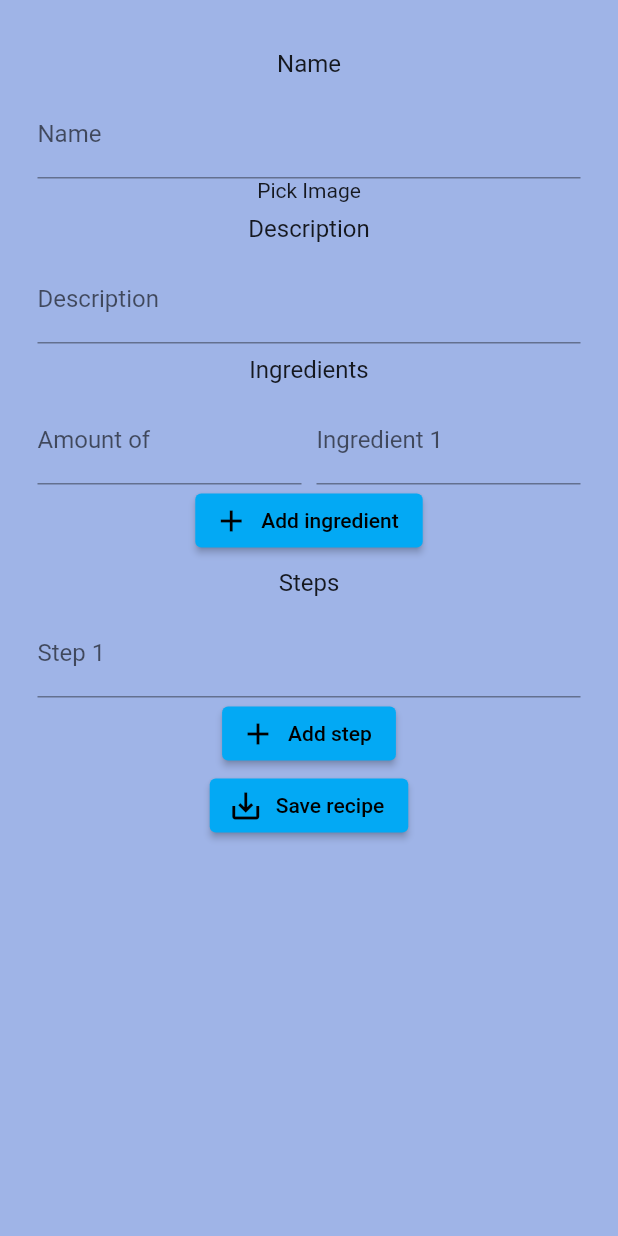
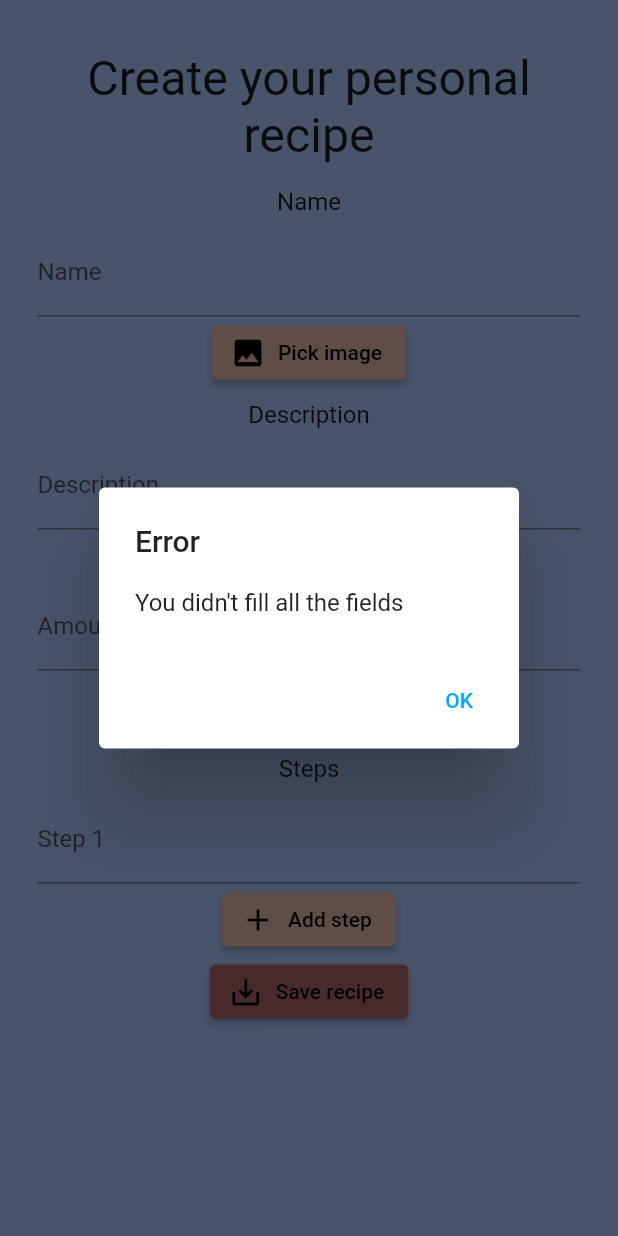
Before and after one commit to valeriiaradzivilo/cook_helper, a Flutter app: the CreateRecipeScreen screen opened directly, after a tap on "Add ingredient", after a tap on "Add step", after a tap on "Save recipe", on a phone screen of 412 x 824 dp. Run offline on Flutter 3.47's test engine with Material 2 defaults, Android fonts, the phone set to English and light mode, and no system bars; our stand-ins replace cloud_firestore, file_picker, firebase_auth, firebase_core, firebase_storage, flutter_rating_bar and 1 more; accounts and stored records are empty.

Commit message:
Design changes in create recipe

```diff
--- /dev/null
+++ b/lib/additional_classes/color_palette.dart
@@ -0,0 +1,11 @@
+import 'dart:ui';
+
+class ColorPalette{
+  final Color lightBlue = const Color(0xFF9FB4E7);
+  final Color lightOrange = const Color(0xFFD0AB9C);
+  final Color lightWhite = const Color(0xFFFEF5EF);
+  final Color bordo = const Color(0xFF9D5C63);
+
+
+
+}
--- a/lib/main.dart
+++ b/lib/main.dart
@@ -39,7 +39,7 @@ class MyApp extends StatelessWidget {
             primarySwatch: Colors.lightBlue,
           ),
         routes: {
-            '/':(context) => const MainPage(),
+            '/':(context) => const CreateRecipeScreen(),
             '/openRecipe':(context)=>const OpenRecipeScreen(),
         },
         );
--- a/lib/screens/create_recipe_screen.dart
+++ b/lib/screens/create_recipe_screen.dart
@@ -1,9 +1,8 @@
 import 'dart:math';
 
+import 'package:cook_helper/additional_classes/color_palette.dart';
 import 'package:cook_helper/widgets/image_picker.dart';
 import 'package:cook_helper/widgets/text_widgets/decription_text.dart';
-import 'package:firebase_storage/firebase_storage.dart';
-import 'dart:io';
 import 'package:flutter/material.dart';
 
 import '../recipes_work/recipe.dart';
@@ -19,13 +18,13 @@ class CreateRecipeScreen extends StatefulWidget {
 class _CreateRecipeScreenState extends State<CreateRecipeScreen> {
   TextEditingController nameController = TextEditingController();
   TextEditingController descriptionController = TextEditingController();
-  Recipe currentRecipe = Recipe("","", "", [], [], "", false);
+  Recipe currentRecipe = Recipe("", "", "", [], [], "", false);
   List<dynamic> steps = [];
   List<dynamic> ingredients = [];
   List<TextEditingController> stepsControllers = [];
   List<TextEditingController> ingredientsControllers = [];
   List<TextEditingController> ingredientsAmountControllers = [];
-
+  ColorPalette colorPalette = ColorPalette();
 
   String generateRandomId() {
     var r = Random();
@@ -36,12 +35,49 @@ class _CreateRecipeScreenState extends State<CreateRecipeScreen> {
     return '${DateTime.now().millisecondsSinceEpoch}$charsList';
   }
 
-
-
   @override
   void initState() {
     currentRecipe.id = generateRandomId();
     super.initState();
+  }
+
+  void addFieldFunc(List<List<TextEditingController>> controllers) {
+    setState(() {
+      for (int i = 0; i < controllers.length; i++) {
+        controllers.elementAt(i).add(TextEditingController());
+      }
+    });
+  }
+
+  bool checkForFullControllers(List<TextEditingController> controllers)
+  {
+    for(int i =0; i<controllers.length;i++)
+      {
+        if(controllers.elementAt(i).text.isEmpty) {
+          return false;
+        }
+      }
+
+    return true;
+  }
+
+  Widget okButton(){
+    return TextButton(
+      child: const Text("OK"),
+      onPressed: () {
+        Navigator.pop(context);
+      },
+    );
+  }
+
+  AlertDialog alert() {
+    return AlertDialog(
+      title: const Text("Error"),
+      content: const Text("You didn't fill all the fields"),
+      actions: [
+        okButton(),
+      ],
+    );
   }
 
   @override
@@ -54,7 +90,8 @@ class _CreateRecipeScreenState extends State<CreateRecipeScreen> {
           child: SafeArea(
             child: Column(
               children: [
-                DescriptionText(text:"Name"),
+                const MainText(text: "Create your personal recipe"),
+                const DescriptionText(text: "Name"),
                 TextFormField(
                   controller: nameController,
                   decoration: const InputDecoration(
@@ -65,7 +102,7 @@ class _CreateRecipeScreenState extends State<CreateRecipeScreen> {
                 ImagePicker(
                   currentRecipe: currentRecipe,
                 ),
-                DescriptionText(text:"Description"),
+                const DescriptionText(text: "Description"),
                 TextFormField(
                   controller: descriptionController,
                   decoration: const InputDecoration(
@@ -73,90 +110,105 @@ class _CreateRecipeScreenState extends State<CreateRecipeScreen> {
                     labelText: "Description",
                   ),
                 ),
-                DescriptionText(text:"Ingredients"),
-                for(int i =0; i< ingredientsControllers.length;i++)
+                const DescriptionText(text: "Ingredients"),
+                for (int i = 0; i < ingredientsControllers.length; i++)
                   Row(
                     children: [
                       Expanded(
                         child: TextFormField(
                           controller: ingredientsAmountControllers.elementAt(i),
-                          decoration: InputDecoration(
+                          decoration: const InputDecoration(
                             border: UnderlineInputBorder(),
                             labelText: "Amount of ",
                           ),
                         ),
                       ),
-                      SizedBox(width: 10,),
+                      const SizedBox(
+                        width: 10,
+                      ),
                       Expanded(
                         child: TextFormField(
                           controller: ingredientsControllers.elementAt(i),
                           decoration: InputDecoration(
-                            border: UnderlineInputBorder(),
-                            labelText: "Ingredient ${i+1}",
+                            border: const UnderlineInputBorder(),
+                            labelText: "Ingredient ${i + 1}",
                           ),
                         ),
                       ),
                     ],
                   ),
+
                 ElevatedButton.icon(
-                    onPressed: () {
-                      setState(() {
-                        ingredientsControllers.add(TextEditingController());
-                        ingredientsAmountControllers.add(TextEditingController());
-                      });
-
-                    },
+                    style: ElevatedButton.styleFrom(
+                      backgroundColor: colorPalette.lightOrange,
+                    ),
+                    onPressed: () => addFieldFunc(
+                        [ingredientsAmountControllers, ingredientsControllers]),
                     icon: const Icon(Icons.add),
                     label: const Text("Add ingredient")),
 
                 //TODO: clean your code here to avoid repeats
-                DescriptionText(text:"Steps"),
-                for(int i =0; i< stepsControllers.length;i++)
+                const DescriptionText(text: "Steps"),
+                for (int i = 0; i < stepsControllers.length; i++)
                   TextFormField(
                     controller: stepsControllers.elementAt(i),
                     decoration: InputDecoration(
-                      border: UnderlineInputBorder(),
-                      labelText: "Step ${i+1}",
+                      border: const UnderlineInputBorder(),
+                      labelText: "Step ${i + 1}",
                     ),
                   ),
                 ElevatedButton.icon(
-                    onPressed: () {
-                      setState(() {
-                        stepsControllers.add(TextEditingController());
-                      });
-
-                    },
+                    style: ElevatedButton.styleFrom(
+                      backgroundColor: colorPalette.lightOrange,
+                    ),
+                    onPressed: () => addFieldFunc(
+                        [stepsControllers]),
                     icon: const Icon(Icons.add),
                     label: const Text("Add step")),
 
                 ElevatedButton.icon(
+                    style: ElevatedButton.styleFrom(
+                      backgroundColor: colorPalette.bordo,
+                    ),
                     onPressed: () {
-                      print(currentRecipe.toString());
-                      if(ingredientsControllers.isNotEmpty&&stepsControllers.isNotEmpty
-                      &&currentRecipe.imageUrl!=null) {
+                      if (ingredientsControllers.isNotEmpty &&
+                          stepsControllers.isNotEmpty &&
+                          currentRecipe.imageUrl != null
+                      && checkForFullControllers(ingredientsControllers)
+                      && checkForFullControllers(ingredientsAmountControllers)
+                      && checkForFullControllers(stepsControllers)
+                      ) {
                         setState(() {
                           currentRecipe.name = nameController.text;
                           currentRecipe.description =
                               descriptionController.text;
-                          for (int i =0; i<ingredientsControllers.length;i++) {
-                            var ingr = new Map();
-                            ingr['amount'] = double.parse(ingredientsAmountControllers.elementAt(i).text);
-                            ingr['item'] = ingredientsControllers.elementAt(i).text;
+                          for (int i = 0;
+                              i < ingredientsControllers.length;
+                              i++) {
+                            var ingr = {};
+                            ingr['amount'] = double.parse(
+                                ingredientsAmountControllers.elementAt(i).text);
+                            ingr['item'] =
+                                ingredientsControllers.elementAt(i).text;
                             currentRecipe.ingredients.add(ingr);
                           }
                           for (TextEditingController t in stepsControllers) {
                             currentRecipe.steps.add(t.text);
                           }
-                          currentRecipe.uploadFileImageToFirebase(currentRecipe
-                              .imageUrl);
+                          currentRecipe.uploadFileImageToFirebase(
+                              currentRecipe.imageUrl);
                           currentRecipe.addRecipeToFirestore();
                         });
+                      } else {
+                        print("You didn't fill all the fields");
+                        showDialog(
+                          context: context,
+                          builder: (BuildContext context) {
+                            return alert();
+                          },
+                        );
+
                       }
-                      else{
-                        print("You didn't fill all the fields");
-                      }
-
-
                     },
                     icon: const Icon(Icons.save_alt),
                     label: const Text("Save recipe"))
--- a/lib/screens/main_page_screen.dart
+++ b/lib/screens/main_page_screen.dart
@@ -1,3 +1,4 @@
+import 'package:cook_helper/additional_classes/color_palette.dart';
 import 'package:cook_helper/recipes_work/getRecipes.dart';
 import 'package:cook_helper/widgets/small_recipe.dart';
 import 'package:flutter/material.dart';
@@ -14,8 +15,8 @@ class MainPage extends StatefulWidget {
 }
 
 class _MainPageState extends State<MainPage> {
+  ColorPalette colorPalette = ColorPalette();
   int currentIndex = 0;
-  Color backColor = const Color(0xFF9FB4E7);
   List<Recipe> recipesList = [];
   RecipesList recipeDatabaseWork = RecipesList();
   bool recipeUploaded = false;
@@ -37,11 +38,11 @@ class _MainPageState extends State<MainPage> {
   @override
   Widget build(BuildContext context) {
     return Scaffold(
-      backgroundColor: backColor,
+      backgroundColor: colorPalette.lightBlue,
       appBar: AppBar(
         title: const Text("Cookbook Helper"),
         centerTitle: true,
-        backgroundColor: backColor,
+        backgroundColor: colorPalette.lightBlue,
         elevation: 0.2,
         actions: [
           IconButton(onPressed: () {}, icon: const Icon(Icons.person_outline))
@@ -61,7 +62,7 @@ class _MainPageState extends State<MainPage> {
                 Container(
                   width: 10.w,
                   height: 60.h,
-                  color: const Color(0xFFD0AB9C),
+                  color: colorPalette.lightWhite,
                 ),
                 recipeUploaded
                     ? Dismissible(
@@ -93,7 +94,7 @@ class _MainPageState extends State<MainPage> {
                 Container(
                   width: 10.w,
                   height: 60.h,
-                  color: const Color(0xFFD0AB9C),
+                  color: colorPalette.lightOrange,
                 ),
               ],
             ),
--- a/lib/widgets/image_picker.dart
+++ b/lib/widgets/image_picker.dart
@@ -1,10 +1,10 @@
+import 'package:cook_helper/additional_classes/color_palette.dart';
 import 'package:file_picker/file_picker.dart';
 import 'package:flutter/cupertino.dart';
 import 'package:flutter/material.dart';
 import 'dart:io';
 
 import '../recipes_work/recipe.dart';
-
 
 class ImagePicker extends StatefulWidget {
   const ImagePicker({Key? key, required this.currentRecipe}) : super(key: key);
@@ -34,15 +34,19 @@ class _ImagePickerState extends State<ImagePicker> {
     }
   }
 
-
+  ColorPalette colorPalette = ColorPalette();
   @override
   Widget build(BuildContext context) {
-    return  Container(
-        child: !isPicked?GestureDetector(
-            onTap: _pickImage,
-            child: Text("Pick Image")):
-      Image.file(_image!),
-
+    return Container(
+      child: !isPicked
+          ? ElevatedButton.icon(
+              style: ElevatedButton.styleFrom(
+                backgroundColor: colorPalette.lightOrange,
+              ),
+              onPressed: _pickImage,
+              icon: Icon(Icons.photo),
+              label: Text("Pick image"))
+          : Image.file(_image!),
     );
   }
 }
--- a/lib/widgets/small_recipe.dart
+++ b/lib/widgets/small_recipe.dart
@@ -1,3 +1,4 @@
+import 'package:cook_helper/additional_classes/color_palette.dart';
 import 'package:cook_helper/screens/open_recipe_screen.dart';
 import 'package:cook_helper/widgets/text_widgets/SmallText.dart';
 import 'package:cook_helper/widgets/text_widgets/main_text_widget.dart';
@@ -16,13 +17,14 @@ class SmallRecipe extends StatefulWidget {
 }
 
 class _SmallRecipeState extends State<SmallRecipe> {
+  ColorPalette colorPalette = ColorPalette();
   @override
   Widget build(BuildContext context) {
     return Container(
       padding: EdgeInsets.all(10),
       height: 70.h,
       width: 70.w,
-      color: Color(0xFFFEF5EF),
+      color: colorPalette.lightWhite,
       child: Padding(
         padding: const EdgeInsets.all(20.0),
         child:
@@ -37,17 +39,18 @@ class _SmallRecipeState extends State<SmallRecipe> {
               ),
             ),
           ),
-          SmallText(text:widget.recipe.description),
+          SmallText(text: widget.recipe.description),
           Row(
             mainAxisAlignment: MainAxisAlignment.spaceEvenly,
             crossAxisAlignment: CrossAxisAlignment.center,
             children: [
               ElevatedButton.icon(
                 onPressed: () {
-                  Navigator.pushNamed(context, OpenRecipeScreen.routeName, arguments: widget.recipe);
+                  Navigator.pushNamed(context, OpenRecipeScreen.routeName,
+                      arguments: widget.recipe);
                 },
                 style: ElevatedButton.styleFrom(
-                    backgroundColor: Color(0xFFE4BB97)),
+                    backgroundColor: colorPalette.lightOrange),
                 icon: Icon(Icons.open_in_new),
                 label: Text(
                   "Open",
@@ -63,7 +66,7 @@ class _SmallRecipeState extends State<SmallRecipe> {
                 iconSize: 40,
                 icon: Icon(
                   CupertinoIcons.heart,
-                  color: widget.recipe.isLiked ? const Color(0xFF9D5C63) : null,
+                  color: widget.recipe.isLiked ? colorPalette.bordo : null,
                 ),
               ),
             ],
--- a/lib/widgets/text_widgets/main_text_widget.dart
+++ b/lib/widgets/text_widgets/main_text_widget.dart
@@ -9,7 +9,8 @@ class MainText extends StatelessWidget {
   Widget build(BuildContext context) {
     return Padding(
       padding: const EdgeInsets.all(8.0),
-      child: Text(text, style: TextStyle(fontSize: 5.h),),
+      child: Text(text, style: TextStyle(fontSize: 5.h-(text.length/3)),
+      textAlign: TextAlign.center,),
     );
   }
 }
```
